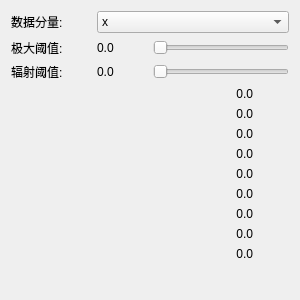
Cowenzuo/SensorViz3D, file src/ui/SceneViewerSettings.ui: the form before one commit.
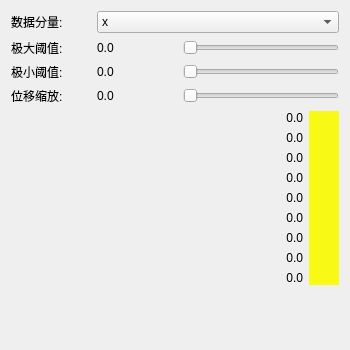
The form after the commit. Icons and pictures are not drawn.

Diff of the .ui file:
```diff
--- a/src/ui/SceneViewerSettings.ui
+++ b/src/ui/SceneViewerSettings.ui
@@ -6,20 +6,20 @@
    <rect>
     <x>0</x>
     <y>0</y>
-    <width>300</width>
-    <height>300</height>
+    <width>350</width>
+    <height>350</height>
    </rect>
   </property>
   <property name="minimumSize">
    <size>
-    <width>300</width>
-    <height>300</height>
+    <width>350</width>
+    <height>350</height>
    </size>
   </property>
   <property name="maximumSize">
    <size>
-    <width>300</width>
-    <height>300</height>
+    <width>350</width>
+    <height>350</height>
    </size>
   </property>
   <property name="windowTitle">
@@ -27,7 +27,7 @@
   </property>
   <property name="styleSheet">
    <string notr="true">#widget{
-background:transparent;
+background-color:#f9f9f910;
 border-image:url(:/image/colormap.png);
 }</string>
   </property>
@@ -102,10 +102,16 @@
       <widget class="QLabel" name="labelMaxThreshold">
        <property name="minimumSize">
         <size>
-         <width>50</width>
+         <width>80</width>
          <height>0</height>
         </size>
        </property>
+       <property name="maximumSize">
+        <size>
+         <width>80</width>
+         <height>16777215</height>
+        </size>
+       </property>
        <property name="text">
         <string>0.0</string>
        </property>
@@ -120,6 +126,55 @@
      </item>
     </layout>
    </item>
+   <item>
+    <layout class="QHBoxLayout" name="horizontalLayout_7">
+     <item>
+      <widget class="QLabel" name="label_4">
+       <property name="minimumSize">
+        <size>
+         <width>80</width>
+         <height>0</height>
+        </size>
+       </property>
+       <property name="maximumSize">
+        <size>
+         <width>80</width>
+         <height>16777215</height>
+        </size>
+       </property>
+       <property name="text">
+        <string>极小阈值:</string>
+       </property>
+      </widget>
+     </item>
+     <item>
+      <widget class="QLabel" name="labelMinThreshold">
+       <property name="minimumSize">
+        <size>
+         <width>80</width>
+         <height>0</height>
+        </size>
+       </property>
+       <property name="maximumSize">
+        <size>
+         <width>80</width>
+         <height>16777215</height>
+        </size>
+       </property>
+       <property name="text">
+        <string>0.0</string>
+       </property>
+      </widget>
+     </item>
+     <item>
+      <widget class="QSlider" name="hSliderMinThreshold">
+       <property name="orientation">
+        <enum>Qt::Horizontal</enum>
+       </property>
+      </widget>
+     </item>
+    </layout>
+   </item>
    <item>
     <layout class="QHBoxLayout" name="horizontalLayout_2">
      <item>
@@ -137,7 +192,7 @@
         </size>
        </property>
        <property name="text">
-        <string>辐射阈值:</string>
+        <string>位移缩放:</string>
        </property>
       </widget>
      </item>
@@ -145,10 +200,16 @@
       <widget class="QLabel" name="labelRadiationThreshold">
        <property name="minimumSize">
         <size>
-         <width>50</width>
+         <width>80</width>
          <height>0</height>
         </size>
        </property>
+       <property name="maximumSize">
+        <size>
+         <width>80</width>
+         <height>16777215</height>
+        </size>
+       </property>
        <property name="text">
         <string>0.0</string>
        </property>
```
